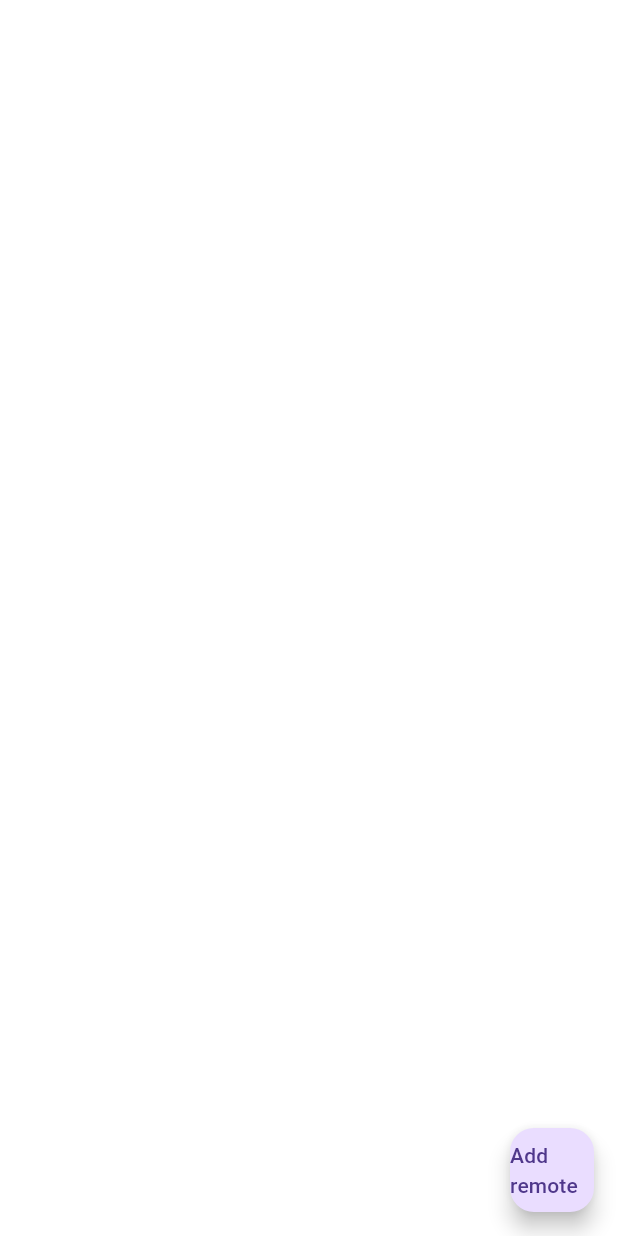
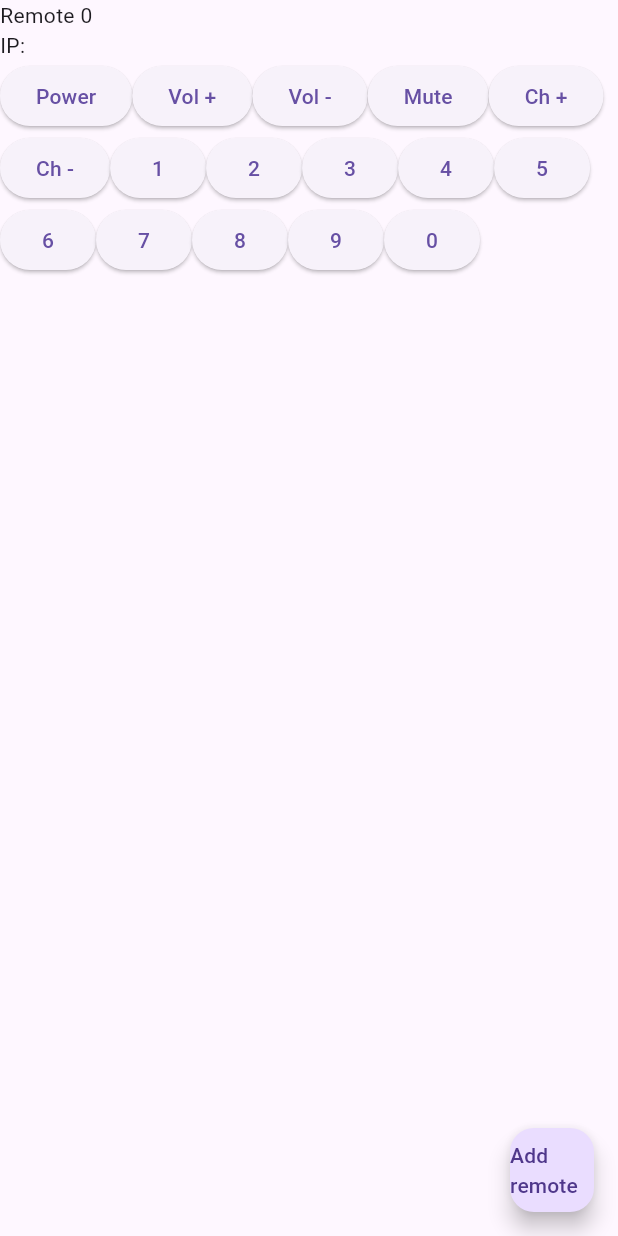
Before and after one commit to dennuguyen/TVMate, a Flutter app: the screen it shows after launch, after a tap on "Add remote", on a phone screen of 412 x 824 dp. Run offline on Flutter 3.47's test engine with Material 3 defaults, Android fonts, the light colour scheme and no system bars; our stand-ins replace multicast_dns.

Commit message:
Create stateful remote list view.

```diff
--- a/lib/main.dart
+++ b/lib/main.dart
@@ -2,5 +2,5 @@ import 'package:flutter/material.dart';
 import 'src/app.dart';
 
 void main() async {
-  runApp(App());
+  runApp(const App());
 }
--- a/lib/src/add_remote.dart
+++ /dev/null
@@ -1,18 +0,0 @@
-import 'package:flutter/material.dart';
-import 'package:tvmate/src/remote.dart';
-
-class AddRemote extends StatelessWidget {
-  const AddRemote({super.key});
-
-  @override
-  Widget build(BuildContext context) {
-    return FloatingActionButton(
-      onPressed: Remote(
-        ip: '192.1.1.8',
-      ),
-    );
-  }
-
-  // @override
-  // _AddRemote createState() =>
-}
--- a/lib/src/app.dart
+++ b/lib/src/app.dart
@@ -1,23 +1,15 @@
 import 'package:flutter/material.dart';
-import 'package:tvmate/src/remote.dart';
+import 'package:tvmate/src/remote_list.dart';
 
 class App extends StatelessWidget {
-  List<Widget> remotes = [];
-
-  App({super.key});
+  const App({super.key});
 
   @override
   Widget build(BuildContext context) {
-    return MaterialApp(
+    return const MaterialApp(
       home: Scaffold(
         backgroundColor: Colors.white,
-        body: ListView(children: remotes),
-        floatingActionButton: FloatingActionButton(
-          child: const Text("Add remote"),
-          onPressed: () {
-            remotes.add(const Remote(ip: ""));
-          },
-        ),
+        body: RemoteList(),
       ),
     );
   }
--- a/lib/src/remote.dart
+++ b/lib/src/remote.dart
@@ -49,7 +49,9 @@ class _Remote extends State<Remote> {
 
   @override
   Widget build(BuildContext context) {
-    return Column(children: [
+    return Column(
+      crossAxisAlignment: CrossAxisAlignment.start,
+      children: [
         Text("Remote $id"),
         Text("IP: ${widget.ip}"),
         Wrap(
@@ -60,7 +62,8 @@ class _Remote extends State<Remote> {
             );
           }).toList(),
         )
-    ]);
+      ],
+    );
   }
 
   void fire(String key) {
--- /dev/null
+++ b/lib/src/remote_list.dart
@@ -0,0 +1,40 @@
+import 'package:flutter/material.dart';
+import 'package:tvmate/src/remote.dart';
+import 'package:multicast_dns/multicast_dns.dart';
+
+class RemoteList extends StatefulWidget {
+  const RemoteList({super.key});
+
+  @override
+  State<StatefulWidget> createState() => _RemoteList();
+}
+
+class _RemoteList extends State<RemoteList> {
+  List<Widget> remotes = [];
+  final MDnsClient client = MDnsClient();
+
+  @override
+  Widget build(BuildContext context) {
+    return Scaffold(
+      body: ListView.builder(
+        itemCount: remotes.length,
+        itemBuilder: (context, index) {
+          final remote = remotes[index];
+          return remote;
+        },
+      ),
+      floatingActionButton: FloatingActionButton(
+        child: const Text("Add remote"),
+        onPressed: () {
+          addRemote(Remote(key: UniqueKey(), ip: ""));
+        },
+      ),
+    );
+  }
+
+  void addRemote(Remote remote) {
+    setState(() {
+      remotes.add(remote);
+    });
+  }
+}
```
Lines whose indentation alone changed are shown as unchanged.
